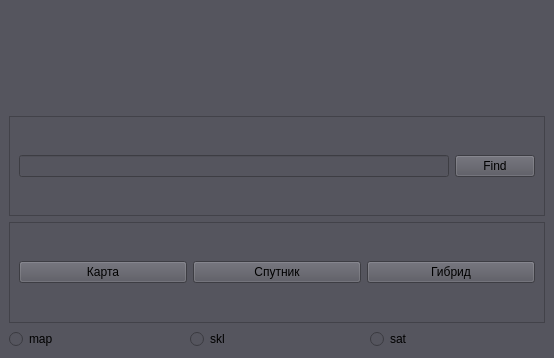
First picture: the form in qtInterface.ui, repository MrPapricot/Maps, before the edit.
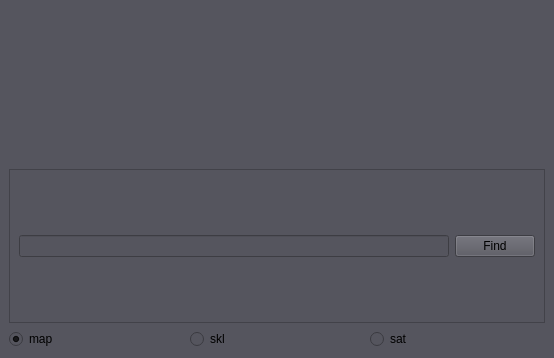
Second picture: the form after the edit.

```diff
--- a/qtInterface.ui
+++ b/qtInterface.ui
@@ -47,39 +47,6 @@
       </layout>
      </widget>
     </item>
-    <item>
-     <widget class="QFrame" name="frame_2">
-      <property name="frameShape">
-       <enum>QFrame::StyledPanel</enum>
-      </property>
-      <property name="frameShadow">
-       <enum>QFrame::Raised</enum>
-      </property>
-      <layout class="QHBoxLayout" name="horizontalLayout_2">
-       <item>
-        <widget class="QPushButton" name="pushButton_2">
-         <property name="text">
-          <string>Карта</string>
-         </property>
-        </widget>
-       </item>
-       <item>
-        <widget class="QPushButton" name="pushButton_3">
-         <property name="text">
-          <string>Спутник</string>
-         </property>
-        </widget>
-       </item>
-       <item>
-        <widget class="QPushButton" name="pushButton_4">
-         <property name="text">
-          <string>Гибрид</string>
-         </property>
-        </widget>
-       </item>
-      </layout>
-     </widget>
-    </item>
     <item>
      <layout class="QHBoxLayout" name="horizontalLayout_2">
       <item>
@@ -87,6 +54,12 @@
         <property name="text">
          <string>map</string>
         </property>
+        <property name="checked">
+         <bool>true</bool>
+        </property>
+        <property name="autoRepeat">
+         <bool>false</bool>
+        </property>
        </widget>
       </item>
       <item>
```
